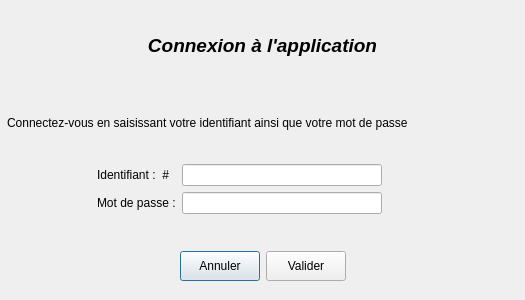
Dragorane/sondihm, file dialogconnexion.ui: the form before one commit.
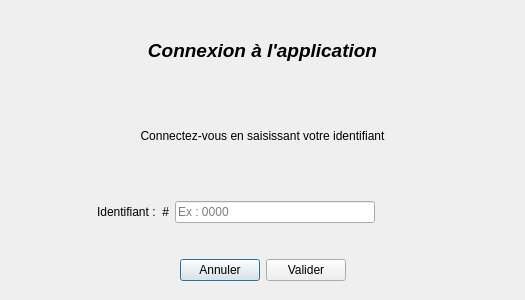
The form after the commit.

The edit to the form file:
```diff
--- a/dialogconnexion.ui
+++ b/dialogconnexion.ui
@@ -10,6 +10,12 @@
     <height>300</height>
    </rect>
   </property>
+  <property name="sizePolicy">
+   <sizepolicy hsizetype="Preferred" vsizetype="Fixed">
+    <horstretch>0</horstretch>
+    <verstretch>0</verstretch>
+   </sizepolicy>
+  </property>
   <property name="windowTitle">
    <string>Dialog</string>
   </property>
@@ -25,6 +31,12 @@
    <layout class="QVBoxLayout" name="verticalLayout">
     <item>
      <widget class="QLabel" name="label">
+      <property name="sizePolicy">
+       <sizepolicy hsizetype="Preferred" vsizetype="Expanding">
+        <horstretch>0</horstretch>
+        <verstretch>0</verstretch>
+       </sizepolicy>
+      </property>
       <property name="font">
        <font>
         <pointsize>14</pointsize>
@@ -43,21 +55,48 @@
     </item>
     <item>
      <widget class="QLabel" name="label_2">
+      <property name="sizePolicy">
+       <sizepolicy hsizetype="Preferred" vsizetype="Expanding">
+        <horstretch>0</horstretch>
+        <verstretch>0</verstretch>
+       </sizepolicy>
+      </property>
       <property name="text">
-       <string>Connectez-vous en saisissant votre identifiant ainsi que votre mot de passe</string>
+       <string>Connectez-vous en saisissant votre identifiant</string>
+      </property>
+      <property name="alignment">
+       <set>Qt::AlignCenter</set>
       </property>
      </widget>
     </item>
     <item>
      <layout class="QFormLayout" name="formLayout">
+      <property name="fieldGrowthPolicy">
+       <enum>QFormLayout::AllNonFixedFieldsGrow</enum>
+      </property>
+      <property name="labelAlignment">
+       <set>Qt::AlignLeading|Qt::AlignLeft|Qt::AlignVCenter</set>
+      </property>
       <property name="leftMargin">
        <number>90</number>
       </property>
+      <property name="topMargin">
+       <number>20</number>
+      </property>
       <property name="rightMargin">
        <number>60</number>
       </property>
+      <property name="bottomMargin">
+       <number>20</number>
+      </property>
       <item row="0" column="0">
        <widget class="QLabel" name="identifiantLabel">
+        <property name="sizePolicy">
+         <sizepolicy hsizetype="Preferred" vsizetype="Preferred">
+          <horstretch>0</horstretch>
+          <verstretch>0</verstretch>
+         </sizepolicy>
+        </property>
         <property name="text">
          <string>Identifiant :  #</string>
         </property>
@@ -71,22 +110,14 @@
           <height>30</height>
          </size>
         </property>
-       </widget>
-      </item>
-      <item row="1" column="0">
-       <widget class="QLabel" name="motDePasseLabel">
-        <property name="text">
-         <string>Mot de passe :</string>
+        <property name="maxLength">
+         <number>4</number>
         </property>
-       </widget>
-      </item>
-      <item row="1" column="1">
-       <widget class="QLineEdit" name="motDePasseLineEdit">
-        <property name="maximumSize">
-         <size>
-          <width>200</width>
-          <height>30</height>
-         </size>
+        <property name="alignment">
+         <set>Qt::AlignLeading|Qt::AlignLeft|Qt::AlignVCenter</set>
+        </property>
+        <property name="placeholderText">
+         <string>Ex : 0000</string>
         </property>
        </widget>
       </item>
```
Left out of the diff: 2 changed lines with no effect on the pictures.
